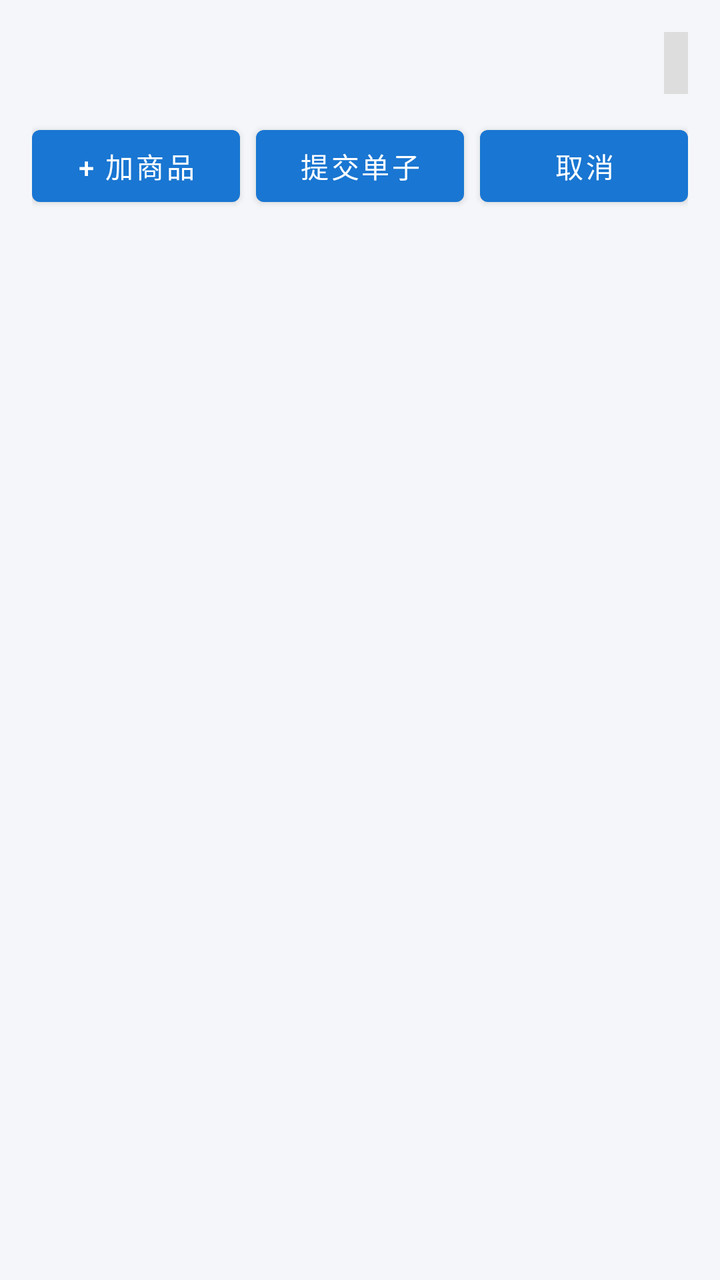
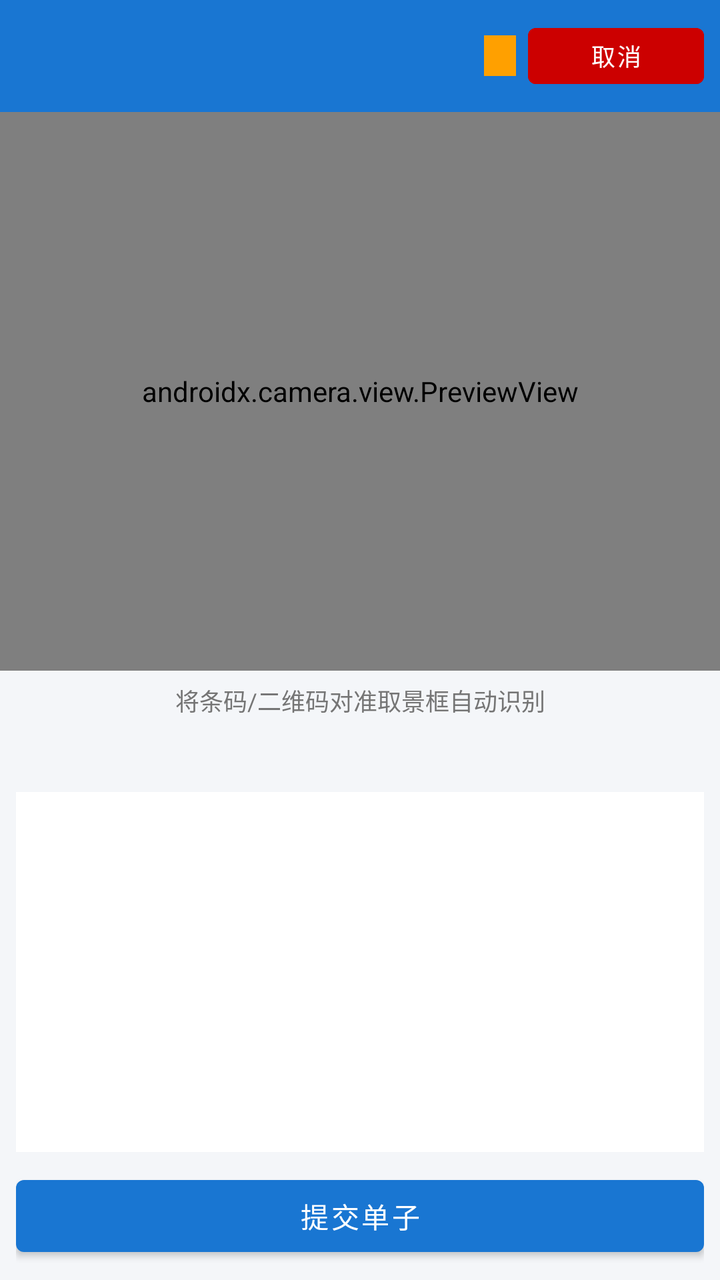

Compare the two renders of this Android layout. The source of the first and the diff that turns it into the second are given below.
<!-- AndroidManifest.xml: application theme Theme.SimpleWmsPda -->
<!-- res/layout/activity_inbound_scan.xml -->
<?xml version="1.0" encoding="utf-8"?>
<LinearLayout xmlns:android="http://schemas.android.com/apk/res/android"
    android:layout_width="match_parent"
    android:layout_height="match_parent"
    android:orientation="vertical"
    android:padding="16dp">

    <LinearLayout
        android:layout_width="match_parent"
        android:layout_height="wrap_content"
        android:orientation="horizontal"
        android:gravity="center_vertical">

        <TextView
            android:id="@+id/tvOrderNo"
            android:layout_width="0dp"
            android:layout_height="wrap_content"
            android:layout_weight="1"
            android:textSize="18sp"
            android:textStyle="bold"
            android:fontFamily="monospace" />

        <TextView
            android:id="@+id/tvStatus"
            android:layout_width="wrap_content"
            android:layout_height="wrap_content"
            android:textSize="14sp"
            android:textStyle="bold"
            android:padding="6dp"
            android:background="#DDDDDD" />

    </LinearLayout>

    <LinearLayout
        android:layout_width="match_parent"
        android:layout_height="wrap_content"
        android:orientation="horizontal"
        android:layout_marginTop="12dp">

        <Button
            android:id="@+id/btnAddItem"
            android:layout_width="0dp"
            android:layout_height="wrap_content"
            android:layout_weight="1"
            android:text="@string/inbound_add_item"
            android:layout_marginEnd="4dp" />

        <Button
            android:id="@+id/btnSubmit"
            android:layout_width="0dp"
            android:layout_height="wrap_content"
            android:layout_weight="1"
            android:text="@string/inbound_submit"
            android:layout_marginStart="4dp"
            android:layout_marginEnd="4dp" />

        <Button
            android:id="@+id/btnCancel"
            android:layout_width="0dp"
            android:layout_height="wrap_content"
            android:layout_weight="1"
            android:text="@string/inbound_cancel"
            android:layout_marginStart="4dp" />

    </LinearLayout>

    <TextView
        android:id="@+id/tvCount"
        android:layout_width="wrap_content"
        android:layout_height="wrap_content"
        android:layout_marginTop="12dp"
        android:textSize="16sp"
        android:textStyle="bold" />

    <androidx.recyclerview.widget.RecyclerView
        android:id="@+id/rvItems"
        android:layout_width="match_parent"
        android:layout_height="0dp"
        android:layout_weight="1"
        android:layout_marginTop="8dp" />

</LinearLayout>
<!-- resources referenced by this layout -->
<resources>
  <string name="inbound_add_item">+ 加商品</string>
  <string name="inbound_cancel">取消</string>
  <string name="inbound_submit">提交单子</string>
  <style name="Theme.SimpleWmsPda" parent="Theme.MaterialComponents.Light.NoActionBar">
          <item name="colorPrimary">@color/primary</item>
          <item name="colorPrimaryDark">@color/primary_dark</item>
          <item name="colorAccent">@color/accent</item>
          <item name="android:windowBackground">@color/bg</item>
      </style>
  <color name="primary">#1976D2</color>
  <color name="primary_dark">#0D47A1</color>
  <color name="accent">#03DAC5</color>
  <color name="bg">#F4F6F9</color>
</resources>

<!-- the commit's change to res/layout/activity_inbound_scan.xml (unified diff, before → after) -->
@@ -2,81 +2,99 @@
 <LinearLayout xmlns:android="http://schemas.android.com/apk/res/android"
     android:layout_width="match_parent"
     android:layout_height="match_parent"
-    android:orientation="vertical"
-    android:padding="16dp">
+    android:orientation="vertical">
 
+    
     <LinearLayout
         android:layout_width="match_parent"
         android:layout_height="wrap_content"
         android:orientation="horizontal"
-        android:gravity="center_vertical">
+        android:gravity="center_vertical"
+        android:padding="8dp"
+        android:background="@color/primary">
 
         <TextView
             android:id="@+id/tvOrderNo"
             android:layout_width="0dp"
             android:layout_height="wrap_content"
             android:layout_weight="1"
-            android:textSize="18sp"
+            android:textColor="@color/white"
+            android:textSize="15sp"
             android:textStyle="bold"
-            android:fontFamily="monospace" />
+            android:fontFamily="monospace"
+            android:singleLine="true"
+            android:ellipsize="end" />
 
         <TextView
             android:id="@+id/tvStatus"
             android:layout_width="wrap_content"
             android:layout_height="wrap_content"
-            android:textSize="14sp"
+            android:textColor="@color/white"
+            android:textSize="12sp"
             android:textStyle="bold"
-            android:padding="6dp"
-            android:background="#DDDDDD" />
+            android:paddingStart="8dp"
+            android:paddingEnd="8dp"
+            android:paddingTop="2dp"
+            android:paddingBottom="2dp"
+            android:background="#FFFFA000"
+            android:layout_marginStart="6dp"
+            android:layout_marginEnd="6dp" />
 
+        <Button
+            android:id="@+id/btnCancel"
+            android:layout_width="wrap_content"
+            android:layout_height="40dp"
+            android:text="@string/inbound_cancel"
+            android:textSize="12sp"
+            android:backgroundTint="@android:color/holo_red_dark" />
     </LinearLayout>
 
+    
+    <androidx.camera.view.PreviewView
+        android:id="@+id/previewView"
+        android:layout_width="match_parent"
+        android:layout_height="0dp"
+        android:layout_weight="1" />
+
+    
+    <TextView
+        android:layout_width="match_parent"
+        android:layout_height="wrap_content"
+        android:text="@string/inbound_scan_hint"
+        android:textSize="12sp"
+        android:textColor="@color/text_secondary"
+        android:gravity="center"
+        android:padding="6dp"
+        android:background="@color/bg" />
+
+    
     <LinearLayout
         android:layout_width="match_parent"
         android:layout_height="wrap_content"
-        android:orientation="horizontal"
-        android:layout_marginTop="12dp">
+        android:orientation="vertical"
+        android:background="@color/bg"
+        android:padding="8dp">
 
-        <Button
-            android:id="@+id/btnAddItem"
-            android:layout_width="0dp"
+        <TextView
+            android:id="@+id/tvCount"
+            android:layout_width="match_parent"
             android:layout_height="wrap_content"
-            android:layout_weight="1"
-            android:text="@string/inbound_add_item"
-            android:layout_marginEnd="4dp" />
+            android:textSize="14sp"
+            android:textStyle="bold"
+            android:layout_marginBottom="4dp" />
+
+        <androidx.recyclerview.widget.RecyclerView
+            android:id="@+id/rvItems"
+            android:layout_width="match_parent"
+            android:layout_height="180dp"
+            android:background="@color/white" />
 
         <Button
             android:id="@+id/btnSubmit"
-            android:layout_width="0dp"
-            android:layout_height="wrap_content"
-            android:layout_weight="1"
-            android:text="@string/inbound_submit"
-            android:layout_marginStart="4dp"
-            android:layout_marginEnd="4dp" />
-
-        <Button
-            android:id="@+id/btnCancel"
-            android:layout_width="0dp"
-            android:layout_height="wrap_content"
-            android:layout_weight="1"
-            android:text="@string/inbound_cancel"
-            android:layout_marginStart="4dp" />
-
+            android:layout_width="match_parent"
+            android:layout_height="48dp"
+            android:layout_marginTop="8dp"
+            android:text="@string/inbound_submit" />
     </LinearLayout>
 
-    <TextView
-        android:id="@+id/tvCount"
-        android:layout_width="wrap_content"
-        android:layout_height="wrap_content"
-        android:layout_marginTop="12dp"
-        android:textSize="16sp"
-        android:textStyle="bold" />
-
-    <androidx.recyclerview.widget.RecyclerView
-        android:id="@+id/rvItems"
-        android:layout_width="match_parent"
-        android:layout_height="0dp"
-        android:layout_weight="1"
-        android:layout_marginTop="8dp" />
-
 </LinearLayout>
<!-- resource entries referenced after the edit -->
@@ -1,7 +1,7 @@
 <!-- resources referenced by this layout -->
 <resources>
-  <string name="inbound_add_item">+ 加商品</string>
   <string name="inbound_cancel">取消</string>
+  <string name="inbound_scan_hint">将条码/二维码对准取景框自动识别</string>
   <string name="inbound_submit">提交单子</string>
   <style name="Theme.SimpleWmsPda" parent="Theme.MaterialComponents.Light.NoActionBar">
           <item name="colorPrimary">@color/primary</item>
@@ -10,6 +10,8 @@
           <item name="android:windowBackground">@color/bg</item>
       </style>
   <color name="primary">#1976D2</color>
+  <color name="text_secondary">#757575</color>
+  <color name="white">#FFFFFF</color>
   <color name="primary_dark">#0D47A1</color>
   <color name="accent">#03DAC5</color>
   <color name="bg">#F4F6F9</color>
